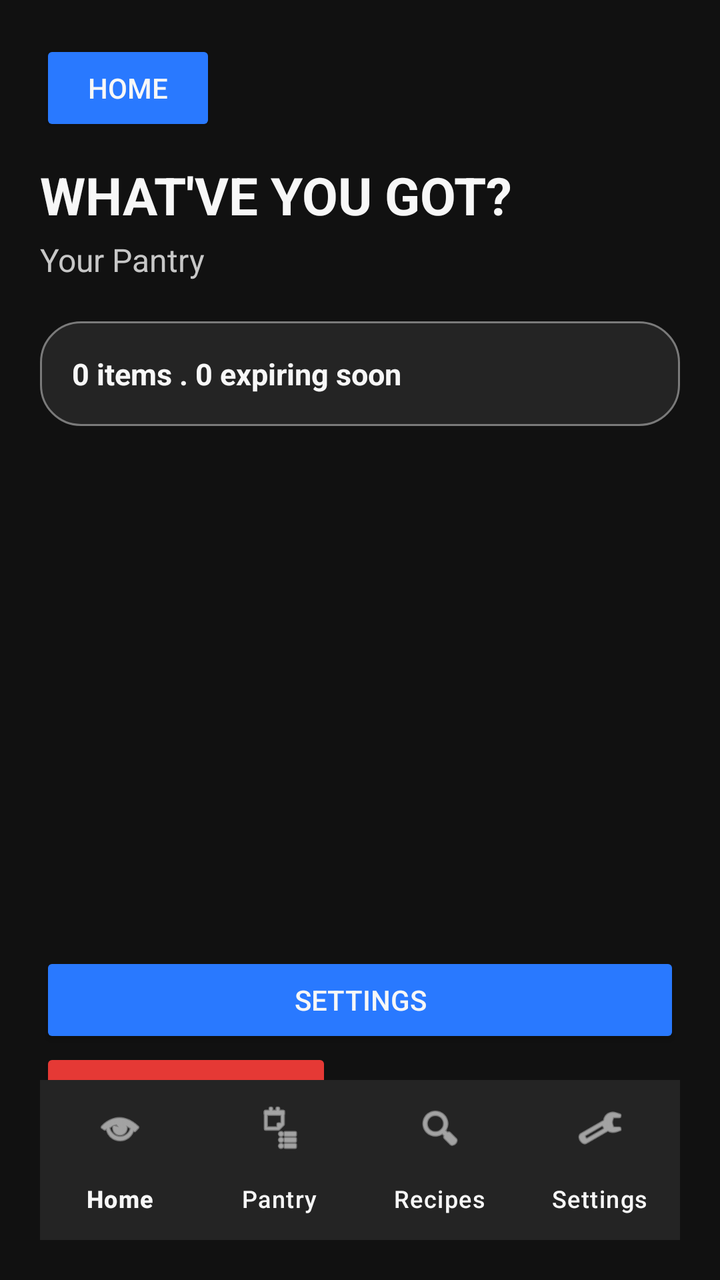
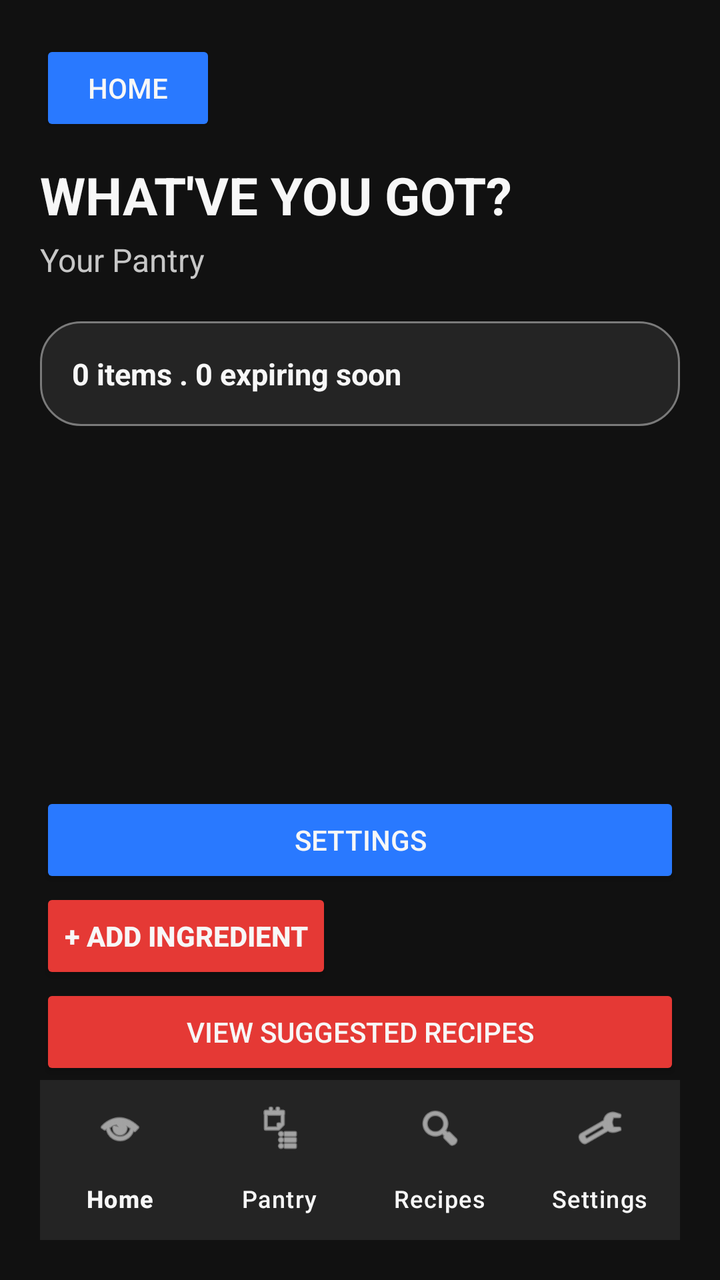

The first picture is an Android layout as it rendered before a commit; the second is the same layout after the commit. The layout source and the unified diff follow.
<!-- AndroidManifest.xml: application theme Theme.GotEmRecipes -->
<!-- res/layout/activity_pantry.xml -->
<?xml version="1.0" encoding="utf-8"?>
<androidx.constraintlayout.widget.ConstraintLayout
    xmlns:android="http://schemas.android.com/apk/res/android"
    xmlns:app="http://schemas.android.com/apk/res-auto"
    xmlns:tools="http://schemas.android.com/tools"
    android:layout_width="match_parent"
    android:layout_height="match_parent"
    android:padding="20dp"
    tools:context=".PantryActivity"
    android:background="@color/gotem_black">
    
    <TextView
        android:id="@+id/textPantryTitle"
        android:layout_width="0dp"
        android:layout_height="wrap_content"
        android:text="WHAT'VE YOU GOT?"
        android:textSize="26sp"
        android:layout_marginTop="12dp"
        android:textStyle="bold"
        android:textColor="@color/gotem_white"
        app:layout_constraintTop_toBottomOf="@id/buttonPantryHome"
        app:layout_constraintStart_toStartOf="parent"
        app:layout_constraintEnd_toEndOf="parent" />
    <TextView
        android:id="@+id/textPantrySubtitle"
        android:layout_width="0dp"
        android:layout_height="wrap_content"
        android:text="Your Pantry"
        android:textSize="16sp"
        android:textColor="@color/gotem_light_grey"
        android:layout_marginTop="4dp"
        app:layout_constraintTop_toBottomOf="@+id/textPantryTitle"
        app:layout_constraintStart_toStartOf="parent"
        app:layout_constraintEnd_toEndOf="parent" />

    <TextView
        android:id="@+id/textPantrySummary"
        android:layout_width="0dp"
        android:layout_height="wrap_content"
        android:text="0 items . 0 expiring soon"
        android:textSize="15sp"
        android:textStyle="bold"
        android:padding="16dp"
        android:layout_marginTop="20dp"
        android:background="@drawable/home_card_background"
        android:textColor="@color/gotem_white"
        app:layout_constraintTop_toBottomOf="@+id/textPantrySubtitle"
        app:layout_constraintStart_toStartOf="parent"
        app:layout_constraintEnd_toEndOf="parent" />

    <androidx.recyclerview.widget.RecyclerView
        android:id="@+id/recyclerPantryItems"
        android:layout_width="0dp"
        android:layout_height="0dp"
        android:layout_marginTop="16dp"
        android:clipToPadding="false"
        app:layout_constraintTop_toBottomOf="@id/textPantrySummary"
        app:layout_constraintBottom_toTopOf="@id/buttonAddIngredient"
        app:layout_constraintStart_toStartOf="parent"
        app:layout_constraintEnd_toEndOf="parent"
        tools:listitem="@android:layout/simple_list_item_2" />
    <Button
        android:id="@+id/buttonAddIngredient"
        android:layout_width="0dp"
        android:layout_height="wrap_content"
        android:text="+ ADD INGREDIENT"
        android:textStyle="bold"
        android:layout_marginTop="12dp"
        android:backgroundTint="@color/gotem_red"
        android:textColor="@color/gotem_white"
        app:layout_constraintBottom_toBottomOf="parent"
        app:layout_constraintStart_toStartOf="parent"
        app:layout_constraintBottom_toTopOf="@+id/buttonViewRecipes" />

    <Button
        android:id="@+id/buttonViewRecipes"
        android:layout_width="0dp"
        android:layout_height="wrap_content"
        android:text="VIEW SUGGESTED RECIPES"
        android:layout_marginTop="10dp"
        android:backgroundTint="@color/gotem_red"
        android:textColor="@color/gotem_white"
        app:layout_constraintStart_toStartOf="parent"
        app:layout_constraintEnd_toEndOf="parent"
        app:layout_constraintBottom_toBottomOf="parent" />

    <Button
        android:id="@+id/buttonSettings"
        android:layout_width="0dp"
        android:layout_height="wrap_content"
        android:text="SETTINGS"
        android:layout_marginTop="10dp"
        android:backgroundTint="@color/gotem_blue"
        android:textColor="@color/gotem_white"
        app:layout_constraintStart_toStartOf="parent"
        app:layout_constraintEnd_toEndOf="parent"
        app:layout_constraintBottom_toTopOf="@+id/buttonAddIngredient" />

    <Button
        android:id="@+id/buttonPantryHome"
        android:layout_width="wrap_content"
        android:layout_height="wrap_content"
        android:text="HOME"
        android:backgroundTint="@color/gotem_blue"
        android:textColor="@color/gotem_white"
        app:layout_constraintTop_toTopOf="parent"
        app:layout_constraintStart_toStartOf="parent" />

    <com.google.android.material.bottomnavigation.BottomNavigationView
        android:id="@+id/bottomNavigation"
        android:layout_width="0dp"
        android:layout_height="wrap_content"
        android:background="@color/gotem_card"
        app:itemIconTint="@color/gotem_white"
        app:itemTextColor="@color/gotem_white"
        app:labelVisibilityMode="labeled"
        app:menu="@menu/bottom_navigation_menu"
        app:layout_constraintBottom_toBottomOf="parent"
        app:layout_constraintStart_toStartOf="parent"
        app:layout_constraintEnd_toEndOf="parent" />



</androidx.constraintlayout.widget.ConstraintLayout>
<!-- resources referenced by this layout -->
<resources>
  <color name="gotem_black">#111111</color>
  <color name="gotem_blue">#2979FF</color>
  <color name="gotem_card">#242424</color>
  <color name="gotem_light_grey">#C7C7C7</color>
  <color name="gotem_red">#E53935</color>
  <color name="gotem_white">#F7F7F7</color>
  <!-- drawable home_card_background (drawable) -->
  <?xml version="1.0" encoding="utf-8"?>
  <shape xmlns:android="http://schemas.android.com/apk/res/android"
      android:shape="rectangle" >
      <solid android:color="@color/gotem_card" />
      <corners android:radius="20dp" />
      <stroke
          android:width="1dp"
          android:color="@color/gotem_mid_grey" />
  </shape>
  <style name="Theme.GotEmRecipes" parent="Base.Theme.GotEmRecipes" />
  <color name="gotem_mid_grey">#7A7A7A</color>
  <style name="Base.Theme.GotEmRecipes" parent="Theme.Material3.DayNight.NoActionBar">
          
          
      </style>
</resources>

<!-- the commit's change to res/layout/activity_pantry.xml (unified diff, before → after) -->
@@ -59,6 +59,19 @@
         app:layout_constraintStart_toStartOf="parent"
         app:layout_constraintEnd_toEndOf="parent"
         tools:listitem="@android:layout/simple_list_item_2" />
+
+    <Button
+        android:id="@+id/buttonSettings"
+        android:layout_width="0dp"
+        android:layout_height="wrap_content"
+        android:text="SETTINGS"
+        android:layout_marginTop="10dp"
+        android:backgroundTint="@color/gotem_blue"
+        android:textColor="@color/gotem_white"
+        app:layout_constraintStart_toStartOf="parent"
+        app:layout_constraintEnd_toEndOf="parent"
+        app:layout_constraintBottom_toTopOf="@+id/buttonAddIngredient" />
+
     <Button
         android:id="@+id/buttonAddIngredient"
         android:layout_width="0dp"
@@ -68,7 +81,6 @@
         android:layout_marginTop="12dp"
         android:backgroundTint="@color/gotem_red"
         android:textColor="@color/gotem_white"
-        app:layout_constraintBottom_toBottomOf="parent"
         app:layout_constraintStart_toStartOf="parent"
         app:layout_constraintBottom_toTopOf="@+id/buttonViewRecipes" />
 
@@ -82,19 +94,7 @@
         android:textColor="@color/gotem_white"
         app:layout_constraintStart_toStartOf="parent"
         app:layout_constraintEnd_toEndOf="parent"
-        app:layout_constraintBottom_toBottomOf="parent" />
-
-    <Button
-        android:id="@+id/buttonSettings"
-        android:layout_width="0dp"
-        android:layout_height="wrap_content"
-        android:text="SETTINGS"
-        android:layout_marginTop="10dp"
-        android:backgroundTint="@color/gotem_blue"
-        android:textColor="@color/gotem_white"
-        app:layout_constraintStart_toStartOf="parent"
-        app:layout_constraintEnd_toEndOf="parent"
-        app:layout_constraintBottom_toTopOf="@+id/buttonAddIngredient" />
+        app:layout_constraintBottom_toTopOf="@id/bottomNavigation" />
 
     <Button
         android:id="@+id/buttonPantryHome"
